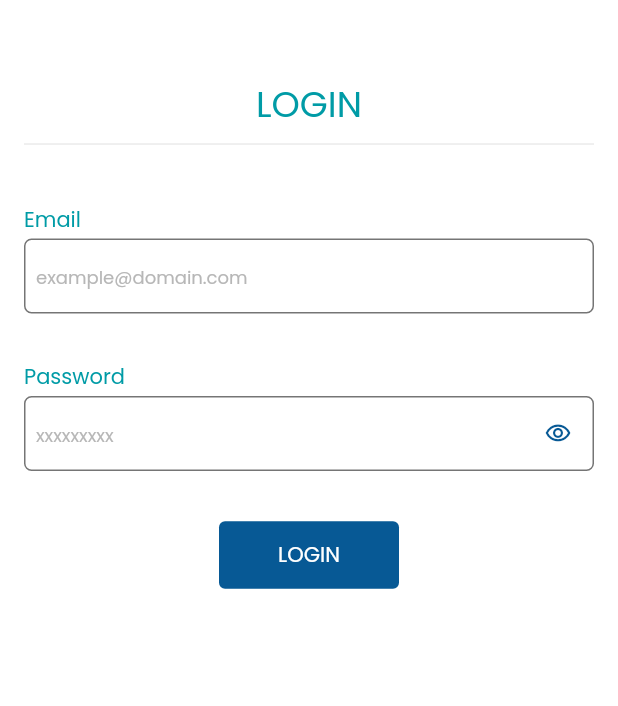
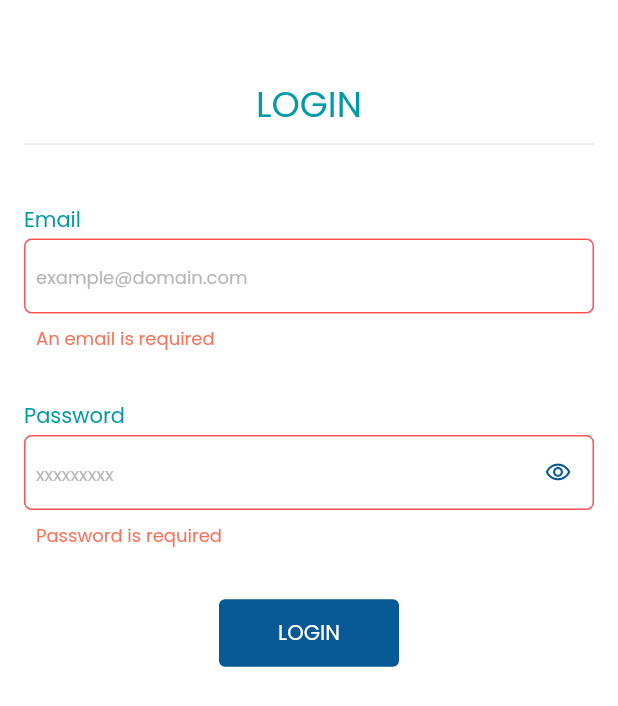
Before and after one commit to ZuhairRaed/flutter_auth_task, a Flutter app: the screen it shows after launch, after a tap on "LOGIN", on a phone screen of 412 x 824 dp. Shown: the top 706 px of the screen. Run offline on Flutter 3.47's test engine with Material 2 defaults, Android fonts, the phone set to English and light mode, and no system bars; our stand-ins replace confetti, flutter_hooks, flutter_linkify, flutter_riverpod, form_field_validator, google_fonts and 4 more; statements that could not run were skipped.

Commit message:
Proper Validation for Email and Password

```diff
--- a/lib/screens/login_screen.dart
+++ b/lib/screens/login_screen.dart
@@ -2,11 +2,14 @@ import 'package:flutter/material.dart';
 import 'package:flutter_auth_task/core/application.dart';
 import 'package:flutter_auth_task/style/style.dart';
 import 'package:flutter_auth_task/widgets/email_field.dart';
+import 'package:flutter_auth_task/widgets/login_button.dart';
 import 'package:flutter_hooks/flutter_hooks.dart';
 import 'package:hooks_riverpod/hooks_riverpod.dart';
 
 import '../widgets/password_field.dart';
 import '../widgets/text_field_title.dart';
+
+final loginFormKey = GlobalKey<FormState>();
 
 class LoginScreen extends HookConsumerWidget {
   const LoginScreen({Key? key}) : super(key: key);
@@ -16,11 +19,14 @@ class LoginScreen extends HookConsumerWidget {
     final emailController = useTextEditingController();
     final passwordController = useTextEditingController();
     final color = Theme.of(context).colorScheme;
+
     return Scaffold(
         body: SafeArea(
       child: SingleChildScrollView(
         child: Padding(
           padding: const EdgeInsets.symmetric(vertical: 20, horizontal: 16),
+          child: Form(
+            key: loginFormKey,
             child: Column(
               crossAxisAlignment: CrossAxisAlignment.start,
               mainAxisSize: MainAxisSize.min,
@@ -40,30 +46,10 @@ class LoginScreen extends HookConsumerWidget {
                 TextFieldTitle(title: application.translate('password')),
                 PasswordField(passwordController: passwordController),
                 const SizedBox(height: 32),
-              Center(
-                child: Consumer(
-                  builder: (context, ref, child) {
-                    return TextButton(
-                        style: ButtonStyle(
-                          backgroundColor: MaterialStateProperty.all(
-                            color.primary,
-                          ),
-                          minimumSize: MaterialStateProperty.all(
-                            const Size(120, 45),
-                          ),
-                        ),
-                        onPressed: () async {
-                          //TODO: Login
-                        },
-                        child: Text(application.translate('login').toUpperCase(),
-                            style: Style.mainFont.bodyMedium?.copyWith(
-                              color: color.background,
-                            )));
-                  },
-                ),
-              ),
+                const Center(child: LoginButton()),
                 const SizedBox(height: 32),
               ],
+            ),
           ),
         ),
       ),
--- a/lib/widgets/email_field.dart
+++ b/lib/widgets/email_field.dart
@@ -12,10 +12,13 @@ class EmailField extends StatelessWidget {
 
   @override
   Widget build(BuildContext context) {
+    final validator = MultiValidator([
+      EmailValidator(errorText: 'Enter a valid email address'),
+      RequiredValidator(errorText: 'An email is required'),
+    ]);
     return TextFormField(
       decoration: AppStyles.formStyle('example@domain.com'),
-      validator: EmailValidator(errorText: 'Enter a valid email address'),
-      autovalidateMode: AutovalidateMode.always,
+      validator: validator,
     );
   }
 }
--- /dev/null
+++ b/lib/widgets/login_button.dart
@@ -0,0 +1,32 @@
+import 'package:flutter/material.dart';
+import 'package:flutter_auth_task/core/application.dart';
+import 'package:flutter_auth_task/screens/login_screen.dart';
+import 'package:flutter_auth_task/style/style.dart';
+import 'package:flutter_riverpod/flutter_riverpod.dart';
+
+class LoginButton extends ConsumerWidget {
+  const LoginButton({
+    super.key,
+  });
+
+  @override
+  Widget build(BuildContext context, WidgetRef ref) {
+    final color = Theme.of(context).colorScheme;
+    return TextButton(
+        style: ButtonStyle(
+          backgroundColor: MaterialStateProperty.all(
+            color.primary,
+          ),
+          minimumSize: MaterialStateProperty.all(
+            const Size(120, 45),
+          ),
+        ),
+        onPressed: () async {
+          final isValid = loginFormKey.currentState?.validate() ?? false;
+        },
+        child: Text(application.translate('login').toUpperCase(),
+            style: Style.mainFont.bodyMedium?.copyWith(
+              color: color.background,
+            )));
+  }
+}
--- a/lib/widgets/password_field.dart
+++ b/lib/widgets/password_field.dart
@@ -1,26 +1,27 @@
 import 'package:flutter/material.dart';
 import 'package:flutter_auth_task/style/app_styles.dart';
+import 'package:flutter_hooks/flutter_hooks.dart';
+import 'package:form_field_validator/form_field_validator.dart';
 
-class PasswordField extends StatefulWidget {
-  const PasswordField({
+class PasswordField extends HookWidget {
+  PasswordField({
     Key? key,
     required this.passwordController,
   }) : super(key: key);
 
   final TextEditingController passwordController;
 
-  @override
-  State<PasswordField> createState() => _PasswordFieldState();
-}
-
-class _PasswordFieldState extends State<PasswordField> {
-  bool showPassword = false;
+  final passwordValidator = MultiValidator([
+    RequiredValidator(errorText: 'Password is required'),
+    MinLengthValidator(8, errorText: 'Password must be at least 8 digits long'),
+  ]);
   @override
   Widget build(BuildContext context) {
+    final showPassword = useValueNotifier(false);
     final color = Theme.of(context).colorScheme;
     return TextFormField(
-      obscureText: !showPassword,
-
+      obscureText: !useValueListenable(showPassword),
+      validator: passwordValidator,
       decoration: AppStyles.formStyle(
         'xxxxxxxxx',
         suffixIcon: InkWell(
@@ -29,17 +30,15 @@ class _PasswordFieldState extends State<PasswordField> {
           splashColor: Colors.transparent,
           highlightColor: Colors.transparent,
           child: Icon(
-            !showPassword ? Icons.visibility_outlined : Icons.visibility_off,
+            !showPassword.value ? Icons.visibility_outlined : Icons.visibility_off,
             color: color.primary,
           ),
           onTap: () {
-            setState(() {
-              showPassword = !showPassword;
-            });
+            showPassword.value = !showPassword.value;
           },
         ),
       ),
-      controller: widget.passwordController,
+      controller: passwordController,
     );
   }
 }
```
Also changed, not shown: 1 other file. Lines whose indentation alone changed are shown as unchanged.
